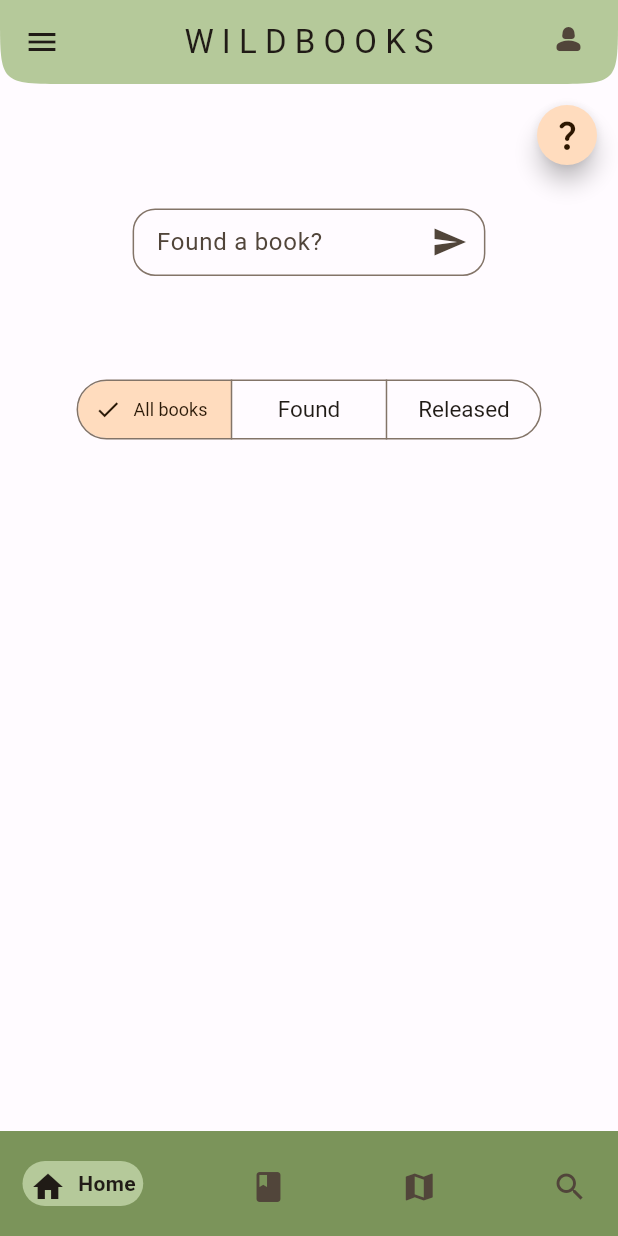
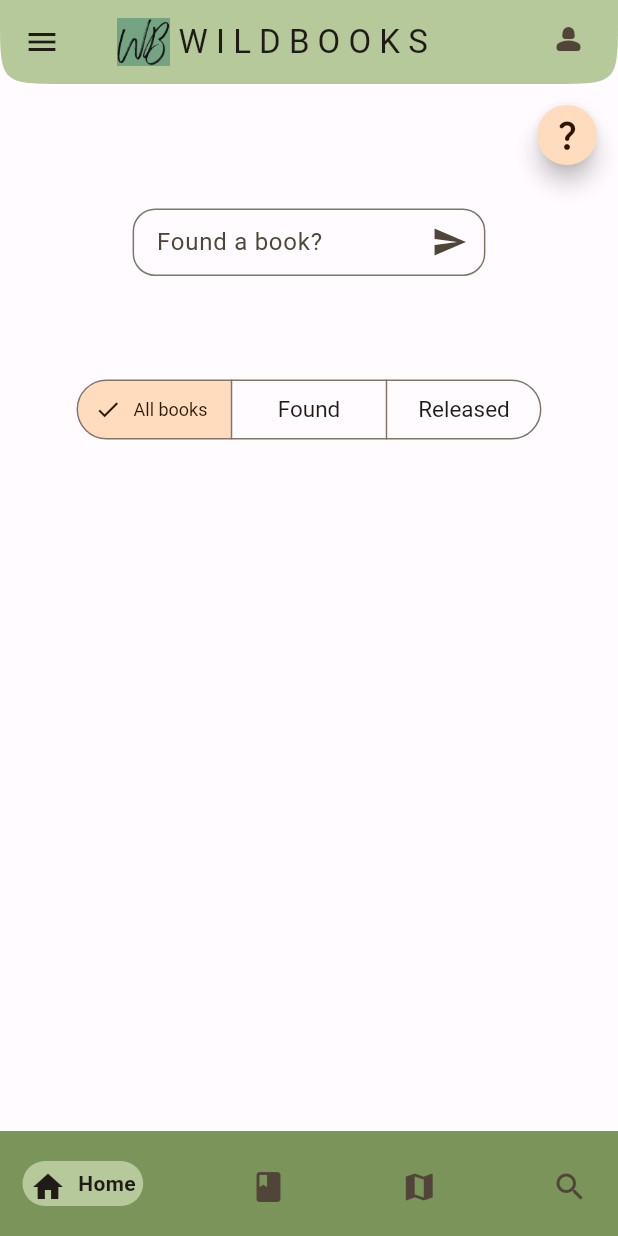
Before and after one commit to Storme419/WildBooks, a Flutter app: the RootPage screen opened by its route, on a phone screen of 412 x 824 dp. Run offline on Flutter 3.47's test engine with Material 3 defaults, Android fonts, the phone set to English and light mode, and no system bars; drawn by our look-alikes of google_nav_bar; our stand-ins replace expandable_text, flutter_map, geocoding, geolocator, image_picker, introduction_screen and 4 more; missing offline and left inert: flutter_map_animations; accounts and stored records are empty.

Commit message:
add logo to appbar

```diff
--- a/wild_books/lib/main.dart
+++ b/wild_books/lib/main.dart
@@ -147,8 +147,16 @@ class _RootPageState extends State<RootPage> {
             borderRadius: BorderRadius.only(
                 bottomRight: Radius.circular(45),
                 bottomLeft: Radius.circular(45))),
-        title: const Text(
-          'W I L D B O O K S',
+        title: Row(
+          children: [
+            Padding(
+              padding: const EdgeInsets.all(6.0),
+              child: Image.asset('lib/images/WB logo.png', height: 32),
+            ),
+            const Text(
+              'W I L D B O O K S',
+            ),
+          ],
         ),
         actions: [
           Padding(
--- a/wild_books/pubspec.yaml
+++ b/wild_books/pubspec.yaml
@@ -71,6 +71,7 @@ flutter:
     - lib/images/wildbooks1.png
     - lib/images/wildbooks2.png
     - lib/images/wildbooks3.png
+    - lib/images/WB logo.png
 
   #   - images/a_dot_ham.jpeg
   # An image asset can refer to one or more resolution-specific "variants", see
```
Also changed, not shown: wild_books/lib/images/WB logo.png (added).
